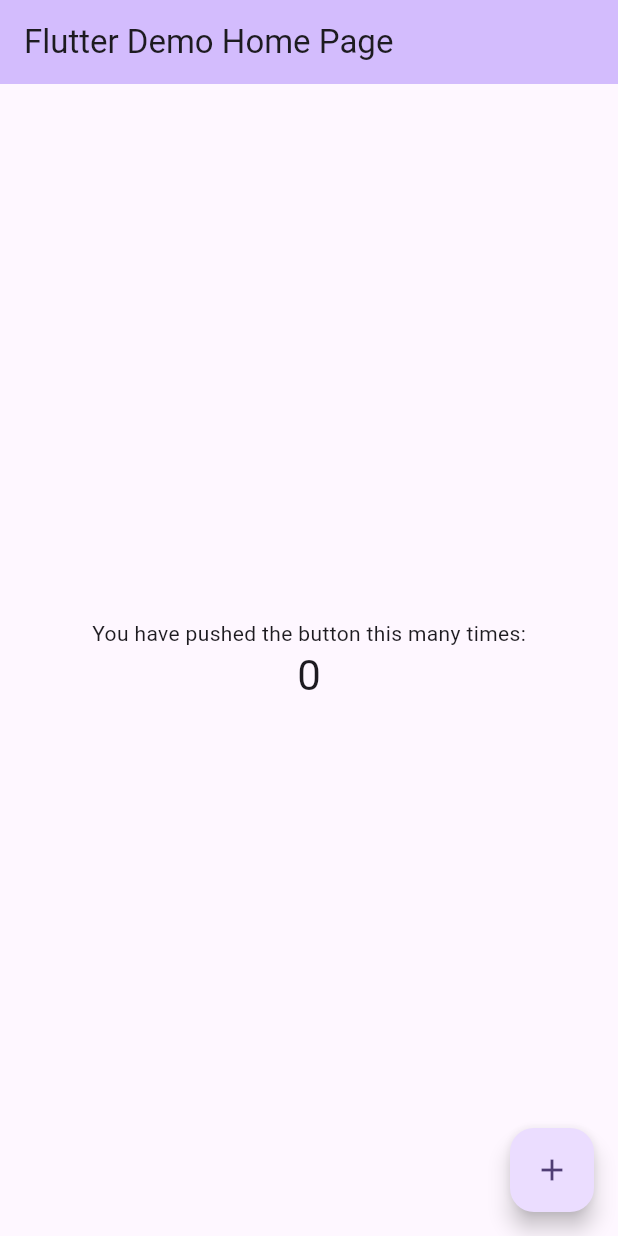
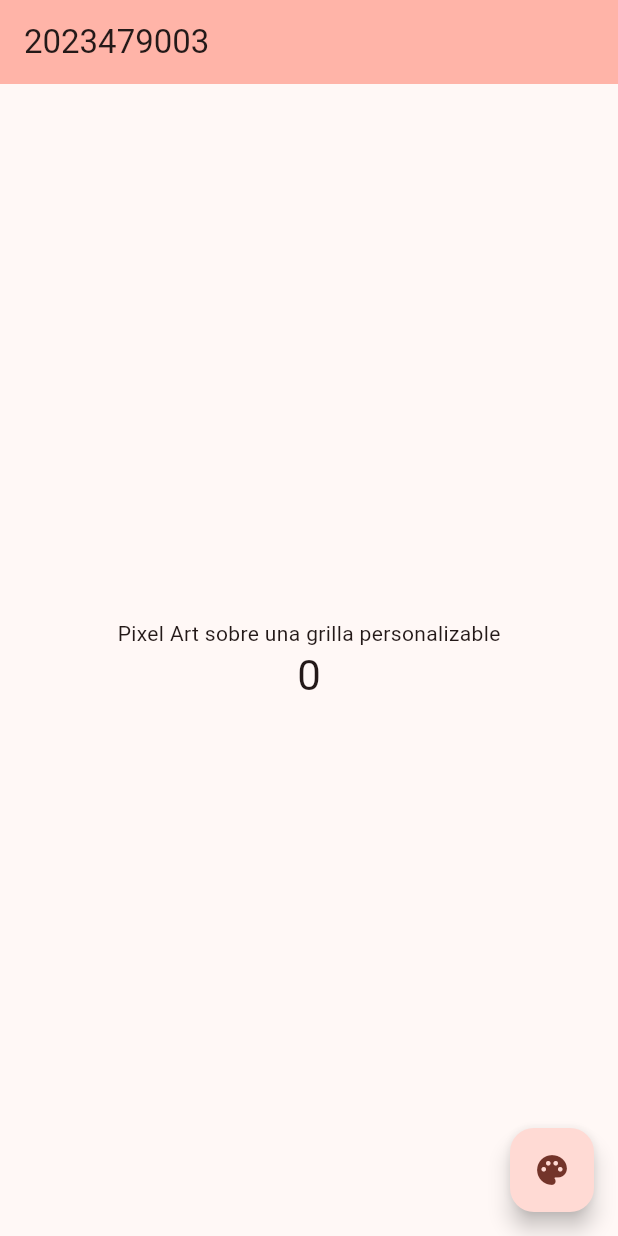
Before and after one commit to sebato123/3479A321_2023479003, a Flutter app: the screen it shows after launch, on a phone screen of 412 x 824 dp. Run offline on Flutter 3.47's test engine with Material 3 defaults, Android fonts, the light colour scheme and no system bars.

Commit message:
Actualizacion requerimientos

```diff
--- a/lib/main.dart
+++ b/lib/main.dart
@@ -28,9 +28,9 @@
         //
         // This works for code too, not just values: Most code changes can be
         // tested with just a hot reload.
-        colorScheme: ColorScheme.fromSeed(seedColor: Colors.deepPurple),
+        colorScheme: ColorScheme.fromSeed(seedColor: const Color.fromARGB(255, 255, 0, 0)),
       ),
-      home: const MyHomePage(title: 'Flutter Demo Home Page'),
+      home: const MyHomePage(title: '2023479003'),
     );
   }
 }
@@ -104,7 +104,7 @@
           // wireframe for each widget.
           mainAxisAlignment: MainAxisAlignment.center,
           children: <Widget>[
-            const Text('You have pushed the button this many times:'),
+            const Text('Pixel Art sobre una grilla personalizable'),
             Text(
               '$_counter',
               style: Theme.of(context).textTheme.headlineMedium,
@@ -115,7 +115,7 @@
       floatingActionButton: FloatingActionButton(
         onPressed: _incrementCounter,
         tooltip: 'Increment',
-        child: const Icon(Icons.add),
+        child: const Icon(Icons.palette),
       ), // This trailing comma makes auto-formatting nicer for build methods.
     );
   }
```
